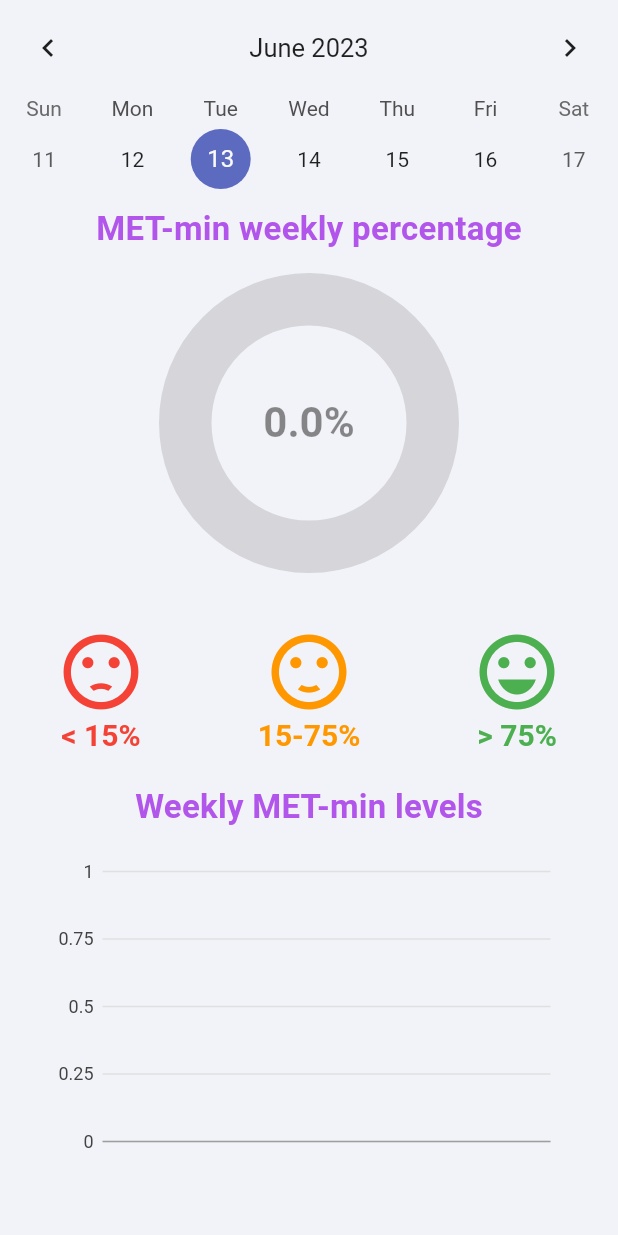
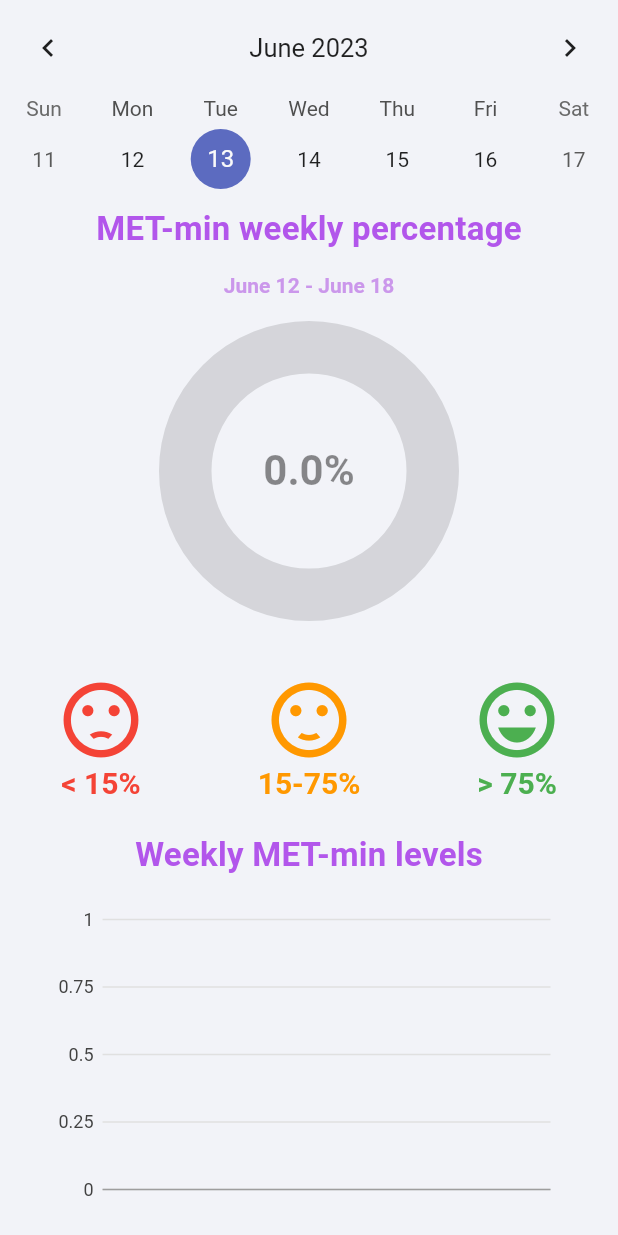
Before and after one commit to Farfaneti/progetto, a Flutter app: the GraphPage screen opened directly, on a phone screen of 412 x 824 dp. Run offline on Flutter 3.47's test engine with Material 2 defaults, Android fonts, the phone set to English and light mode, and no system bars; drawn by our look-alikes of percent_indicator, table_calendar; our stand-ins replace carousel_slider, charts_flutter, dio, email_validator, expandable, floor and 6 more; accounts and stored records are empty; generated files the repository leaves out were written again; network calls fail; statements that could not run were skipped.

```diff
--- a/lib/screens/graphs_page.dart
+++ b/lib/screens/graphs_page.dart
@@ -1,4 +1,5 @@
 import 'package:flutter/material.dart';
+import 'package:intl/intl.dart';
 import 'package:progetto/methods/theme.dart';
 import 'package:progetto/provider/homeprovider.dart';
 import 'package:progetto/screens/exercise_list.dart';
@@ -32,6 +33,17 @@ class _GraphPageState extends State<GraphPage> {
     ));
   }
 
+
+String getStartOfTheWeek(DateTime date) {
+    DateTime startOfTheWeek = date.subtract(Duration(days: date.weekday - 1));
+    return DateFormat('MMMM d').format(startOfTheWeek);
+  }
+
+  String getEndOfTheWeek(DateTime date) {
+    DateTime endOfTheWeek = date.add(Duration(days: DateTime.daysPerWeek - date.weekday));
+    return DateFormat('MMMM d').format(endOfTheWeek);
+  }
+
   @override
   Widget build(BuildContext context) {
     final homeProvider = Provider.of<HomeProvider>(context, listen: false);
@@ -61,6 +73,18 @@ class _GraphPageState extends State<GraphPage> {
               style: FitnessAppTheme.title,
             ),
           ),
+          Padding(
+              padding: EdgeInsets.all(8.0),
+              child: Text(
+                '${getStartOfTheWeek(DateTime.now())} - ${getEndOfTheWeek(DateTime.now())}', // Aggiunta della settimana corrente
+                textAlign: TextAlign.left,
+                style: const TextStyle(
+                  fontSize: 14,
+                  fontWeight: FontWeight.bold,
+                  color: FitnessAppTheme.lightPurple
+                ),
+              ),
+            ),
           // va messo il grafico 2
           const Padding(
               padding: EdgeInsets.fromLTRB(8.0, 8.0, 8.0, 20.0),
```
